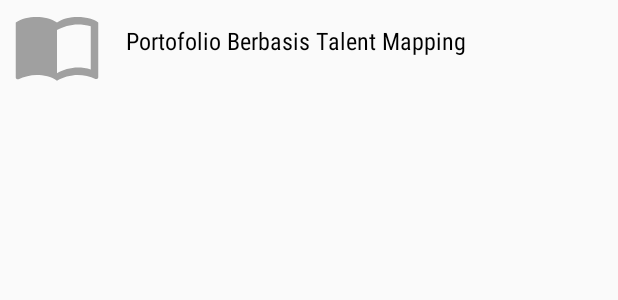
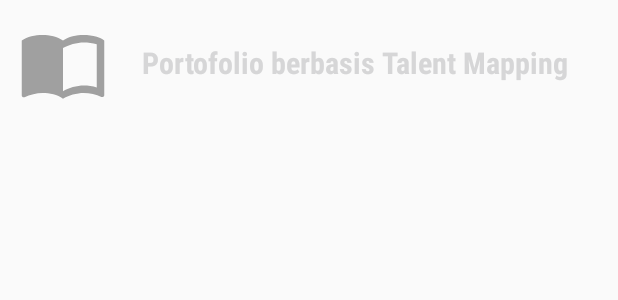
Before and after one commit to DheaMelyadinata/HEbATSitubondo, an Android app: the layout activity_portofolio.xml on its own in the app's theme, with its tools: preview values and no code run, on a phone screen of 412 x 824 dp. Shown: the top 300 px of the screen. Run offline under Robolectric (Android 15) with nearby library versions, the phone set to English and light mode, and no system bars.

Commit message:
Menambahkan item list pada layout portofolio

```diff
--- a/app/src/main/res/layout/activity_portofolio.xml
+++ b/app/src/main/res/layout/activity_portofolio.xml
@@ -1,34 +1,31 @@
 <?xml version="1.0" encoding="utf-8"?>
-<LinearLayout xmlns:android="http://schemas.android.com/apk/res/android"
+<RelativeLayout xmlns:android="http://schemas.android.com/apk/res/android"
     xmlns:app="http://schemas.android.com/apk/res-auto"
     xmlns:tools="http://schemas.android.com/tools"
     android:layout_width="match_parent"
-    android:layout_height="match_parent"
+    android:layout_height="wrap_content"
     android:orientation="vertical"
     tools:context=".Portofolio">
-<RelativeLayout
-    android:layout_width="match_parent"
-    android:layout_height="wrap_content">
-    <ImageView
-        android:id="@+id/icon"
-        android:layout_width="wrap_content"
-        android:layout_height="wrap_content"
-        android:layout_marginLeft="@dimen/activity_horizontal_margin"
-        android:src="@drawable/ic_import_contacts_black2_24dp"/>
-    <TextView
+
+    <include layout="@layout/title_tema_portofolio" />
+
+    <LinearLayout
         android:layout_width="match_parent"
         android:layout_height="wrap_content"
-        android:text="Portofolio Berbasis Talent Mapping"
-        android:layout_toEndOf="@id/icon"
-        android:layout_toRightOf="@id/icon"
-        android:padding="16dp"
-        android:textSize="16dp"
-        android:textColor="@android:color/black"
-        android:fontFamily="sans-serif-condensed"/>
+        android:orientation="vertical">
+        <RelativeLayout
+            android:layout_width="match_parent"
+            android:layout_marginTop="70dp"
+            android:layout_height="match_parent">
+
+            <android.support.v7.widget.RecyclerView
+                android:id="@+id/recyclePortofolio"
+                android:layout_width="match_parent"
+                android:layout_height="wrap_content"
+                android:layout_marginLeft="10dp"
+                android:layout_marginTop="10dp"
+                android:layout_marginRight="10dp" />
+
+        </RelativeLayout>
+    </LinearLayout>
 </RelativeLayout>
-
-    <android.support.v7.widget.RecyclerView
-        android:id="@+id/recyclePortofolio"
-        android:layout_width="match_parent"
-        android:layout_height="wrap_content" />
-</LinearLayout>
--- /dev/null
+++ b/app/src/main/res/layout/title_tema_portofolio.xml
@@ -0,0 +1,20 @@
+<?xml version="1.0" encoding="utf-8"?>
+<LinearLayout xmlns:android="http://schemas.android.com/apk/res/android"
+    android:layout_width="match_parent"
+    android:layout_height="wrap_content"
+    android:orientation="vertical">
+
+    <TextView
+        android:layout_width="match_parent"
+        android:layout_height="wrap_content"
+        android:text="Portofolio berbasis Talent Mapping"
+        android:drawableLeft="@drawable/ic_import_contacts_black2_24dp"
+        android:padding="12dp"
+        android:gravity="center"
+        android:textSize="20sp"
+        android:textStyle="bold"
+        android:textColor="@color/colorTitle"
+        android:shadowColor="@color/colorTitle"
+        android:fontFamily="sans-serif-condensed"/>
+
+</LinearLayout>
```
Also changed, not shown: app/src/main/res/layout/item_tema_portofolio.xml (+14 -11 lines).
